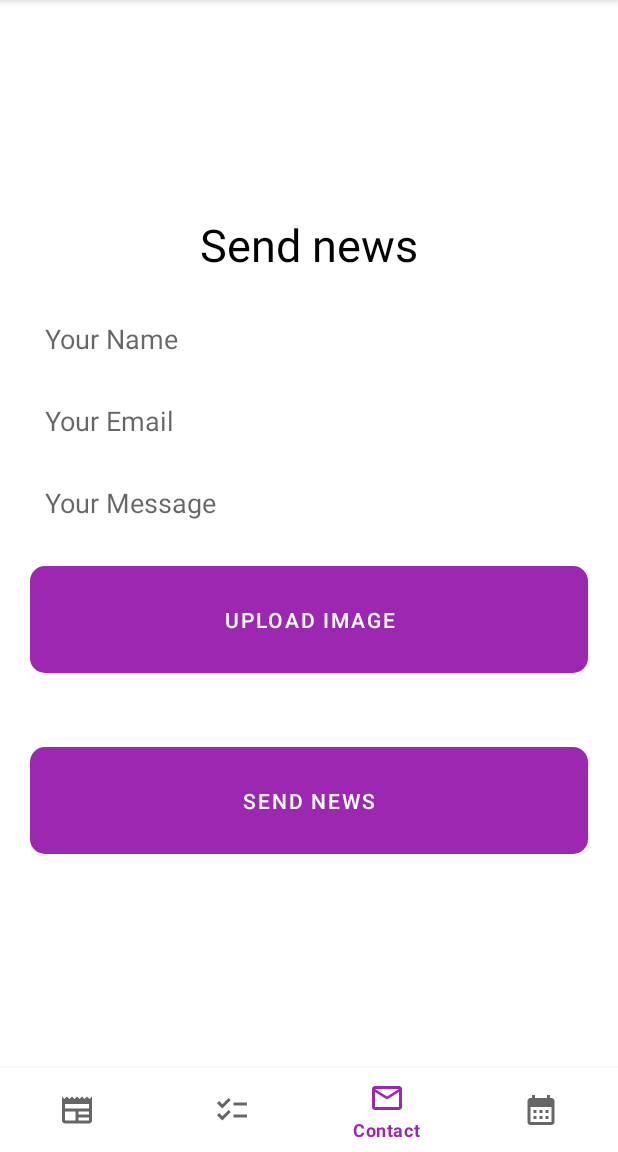
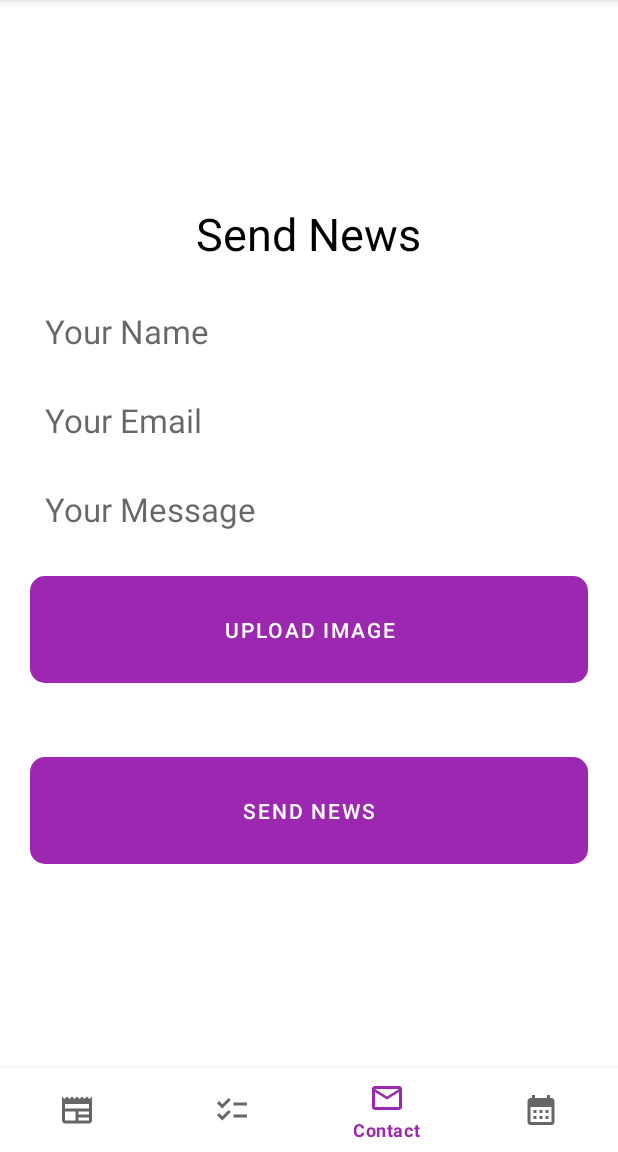
Before and after one commit to KacperMazurWSiZ/NewsFlash, an Android app: the screen it shows after launch (MainActivity), item 3 of the bottom bar chosen, on a phone screen of 412 x 824 dp, the part 84-1236 px from its top. Run offline under Robolectric (Android 15) with nearby library versions, the phone set to English and light mode, and no system bars; our stand-ins replace Volley; network calls fail; pictures from the network do not load.

Commit message:
Layout Fix

```diff
--- a/app/src/main/java/com/example/newsflash/Calendar.kt
+++ b/app/src/main/java/com/example/newsflash/Calendar.kt
@@ -5,11 +5,6 @@ import androidx.fragment.app.Fragment
 import android.view.LayoutInflater
 import android.view.View
 import android.view.ViewGroup
-
-
-private const val ARG_PARAM1 = "param1"
-private const val ARG_PARAM2 = "param2"
-
 
 class Calendar : Fragment() {
 
--- a/app/src/main/java/com/example/newsflash/Contact.kt
+++ b/app/src/main/java/com/example/newsflash/Contact.kt
@@ -14,7 +14,6 @@ import android.view.ViewGroup
 import android.widget.EditText
 import android.widget.TextView
 import android.widget.Toast
-import com.example.newsflash.R
 
 class Contact : Fragment() {
 
--- a/app/src/main/java/com/example/newsflash/NewsAdaptor.kt
+++ b/app/src/main/java/com/example/newsflash/NewsAdaptor.kt
@@ -1,7 +1,6 @@
 package com.example.newsflash
 
 import android.view.LayoutInflater
-import android.view.OnReceiveContentListener
 import android.view.View
 import android.view.ViewGroup
 import android.widget.ImageView
--- a/app/src/main/res/layout/fragment_calendar.xml
+++ b/app/src/main/res/layout/fragment_calendar.xml
@@ -5,8 +5,6 @@
     android:layout_height="match_parent"
     tools:context=".Calendar">
 
-    <!-- TODO: Update blank fragment layout -->
-
     <CalendarView
         android:id="@+id/calendarView2"
         android:layout_width="match_parent"
--- a/app/src/main/res/layout/fragment_contact.xml
+++ b/app/src/main/res/layout/fragment_contact.xml
@@ -14,7 +14,7 @@
         <TextView
             android:layout_width="wrap_content"
             android:layout_height="wrap_content"
-            android:text="Send news"
+            android:text="@string/contact_title"
             android:textColor="@android:color/black"
             android:textSize="30sp"
             android:layout_gravity="center"
@@ -22,9 +22,10 @@
 
         <EditText
             android:id="@+id/editTextName"
+            android:textSize="22sp"
             android:layout_width="match_parent"
             android:layout_height="wrap_content"
-            android:hint="Your Name"
+            android:hint="@string/placeholder_name"
             android:textColor="@android:color/black"
             android:background="@android:color/transparent"
             android:padding="10dp" />
@@ -33,7 +34,8 @@
             android:id="@+id/editTextEmail"
             android:layout_width="match_parent"
             android:layout_height="wrap_content"
-            android:hint="Your Email"
+            android:textSize="22sp"
+            android:hint="@string/placeholder_email"
             android:textColor="@android:color/black"
             android:background="@android:color/transparent"
             android:padding="10dp"
@@ -42,8 +44,9 @@
         <EditText
             android:id="@+id/editTextMessage"
             android:layout_width="match_parent"
+            android:textSize="22sp"
             android:layout_height="wrap_content"
-            android:hint="Your Message"
+            android:hint="@string/placeholder_message"
             android:textColor="@android:color/black"
             android:background="@android:color/transparent"
             android:padding="10dp"
@@ -53,7 +56,7 @@
             android:id="@+id/buttonUpload"
             android:layout_width="match_parent"
             android:layout_height="wrap_content"
-            android:text="Upload Image"
+            android:text="@string/upload_image_button"
             android:textColor="@android:color/white"
             android:background="@drawable/button_background"
             android:padding="20dp"
@@ -72,7 +75,7 @@
             android:id="@+id/buttonSend"
             android:layout_width="match_parent"
             android:layout_height="wrap_content"
-            android:text="Send news"
+            android:text="@string/send_news_button"
             android:textColor="@color/white"
             android:background="@drawable/button_background"
             android:padding="20dp"
--- a/app/src/main/res/menu/bottom_nav.xml
+++ b/app/src/main/res/menu/bottom_nav.xml
@@ -1,16 +1,16 @@
 <?xml version="1.0" encoding="utf-8"?>
 <menu xmlns:android="http://schemas.android.com/apk/res/android">
 
-    <item android:title="News"
+    <item android:title="@string/menu_news"
         android:id="@+id/home"
         android:icon="@drawable/baseline_newspaper_24"/>
-    <item android:title="Tasks"
+    <item android:title="@string/menu_tasks"
         android:id="@+id/profile"
         android:icon="@drawable/baseline_checklist_24"/>
-    <item android:title="Contact"
+    <item android:title="@string/menu_contact"
         android:id="@+id/settings"
         android:icon="@drawable/baseline_mail_outline_24"/>
-    <item android:title="Calendar"
+    <item android:title="@string/menu_calendar"
         android:id="@+id/calendar"
         android:icon="@drawable/baseline_calendar_month_24"/>
 </menu>
--- a/app/src/main/res/values/strings.xml
+++ b/app/src/main/res/values/strings.xml
@@ -1,5 +1,25 @@
 <resources>
     <string name="app_name">NewsFlash</string>
-    <!-- TODO: Remove or change this placeholder text -->
-    <string name="hello_blank_fragment">Hello blank fragment</string>
+    <string name="category_everything">Everything</string>
+    <string name="category_sport">Sport</string>
+    <string name="category_business">Business</string>
+    <string name="category_entertainment">Entertainment</string>
+    <string name="category_general">General</string>
+    <string name="category_health">Health</string>
+    <string name="category_science">Science</string>
+    <string name="category_tehnology">Tehnology</string>
+    <string name="menu_news">News</string>
+    <string name="menu_tasks">Tasks</string>
+    <string name="menu_contact">Contact</string>
+    <string name="menu_calendar">Calendar</string>
+    <string name="placeholder_tasks">Enter task</string>
+    <string name="add_button">ADD</string>
+    <string name="contact_title">Send News</string>
+    <string name="placeholder_name">Your Name</string>
+    <string name="placeholder_email">Your Email</string>
+    <string name="placeholder_message">Your Message</string>
+    <string name="upload_image_button">UPLOAD IMAGE</string>
+    <string name="send_news_button">SEND NEWS</string>
+    <string name="delete_button">DELETE</string>
+    <string name="news_image">NEWS IMAGE</string>
 </resources>
```
Also changed, not shown: app/src/main/res/layout/fragment_newslist.xml (+58 -58 lines), app/src/main/res/layout/fragment_tasks.xml (+15 -7 lines), app/src/main/res/layout/item_todo.xml (+7 -6 lines), app/src/main/res/layout/news_item.xml (+6 -3 lines).
